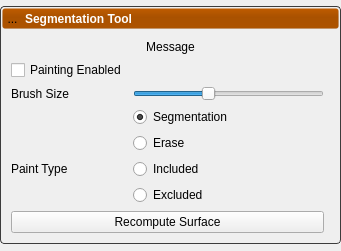
Above: Studio/Data/SegmentationToolPanel.ui from SCIInstitute/ShapeWorks before the change. Below: the same form after it.
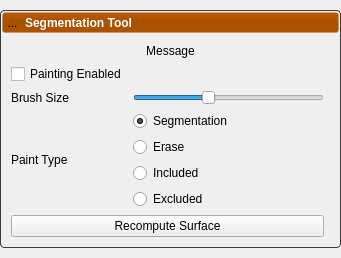
That is the form after the change. Icons and pictures are not drawn. Custom widgets are drawn as their Qt base class.

Commit message: Fix default segmentation mode, fix layout.

The edit to the form file:
```diff
--- a/Studio/Data/SegmentationToolPanel.ui
+++ b/Studio/Data/SegmentationToolPanel.ui
@@ -7,7 +7,7 @@
     <x>0</x>
     <y>0</y>
     <width>341</width>
-    <height>251</height>
+    <height>258</height>
    </rect>
   </property>
   <property name="sizePolicy">
@@ -235,7 +235,28 @@
             <property name="bottomMargin">
              <number>0</number>
             </property>
-            <item row="4" column="1">
+            <item row="11" column="0" colspan="2">
+             <widget class="QPushButton" name="recompute_surface_">
+              <property name="text">
+               <string>Recompute Surface</string>
+              </property>
+             </widget>
+            </item>
+            <item row="1" column="0">
+             <widget class="QLabel" name="label_6">
+              <property name="text">
+               <string>Brush Size</string>
+              </property>
+             </widget>
+            </item>
+            <item row="0" column="0">
+             <widget class="QCheckBox" name="painting_active_">
+              <property name="text">
+               <string>Painting Enabled</string>
+              </property>
+             </widget>
+            </item>
+            <item row="5" column="1">
              <widget class="QRadioButton" name="included_mode_">
               <property name="text">
                <string>Included</string>
@@ -245,13 +266,13 @@
               </property>
              </widget>
             </item>
-            <item row="2" column="1">
-             <widget class="QRadioButton" name="segmentation_mode_">
+            <item row="4" column="1">
+             <widget class="QRadioButton" name="erase_mode_">
               <property name="text">
-               <string>Segmentation</string>
+               <string>Erase</string>
               </property>
               <property name="checked">
-               <bool>true</bool>
+               <bool>false</bool>
               </property>
              </widget>
             </item>
@@ -271,31 +292,7 @@
               </property>
              </widget>
             </item>
-            <item row="1" column="0">
-             <widget class="QLabel" name="label_6">
-              <property name="text">
-               <string>Brush Size</string>
-              </property>
-             </widget>
-            </item>
-            <item row="3" column="0" rowspan="3">
-             <widget class="QLabel" name="label_7">
-              <property name="text">
-               <string>Paint Type</string>
-              </property>
-             </widget>
-            </item>
-            <item row="3" column="1">
-             <widget class="QRadioButton" name="erase_mode_">
-              <property name="text">
-               <string>Erase</string>
-              </property>
-              <property name="checked">
-               <bool>false</bool>
-              </property>
-             </widget>
-            </item>
-            <item row="5" column="1">
+            <item row="6" column="1">
              <widget class="QRadioButton" name="excluded_mode_">
               <property name="text">
                <string>Excluded</string>
@@ -305,17 +302,20 @@
               </property>
              </widget>
             </item>
-            <item row="0" column="0">
-             <widget class="QCheckBox" name="painting_active_">
+            <item row="3" column="1">
+             <widget class="QRadioButton" name="segmentation_mode_">
               <property name="text">
-               <string>Painting Enabled</string>
+               <string>Segmentation</string>
+              </property>
+              <property name="checked">
+               <bool>true</bool>
               </property>
              </widget>
             </item>
-            <item row="6" column="0" colspan="2">
-             <widget class="QPushButton" name="recompute_surface_">
+            <item row="3" column="0" rowspan="4">
+             <widget class="QLabel" name="label_7">
               <property name="text">
-               <string>Recompute Surface</string>
+               <string>Paint Type</string>
               </property>
              </widget>
             </item>
```
The commit also changes 1 other file.
